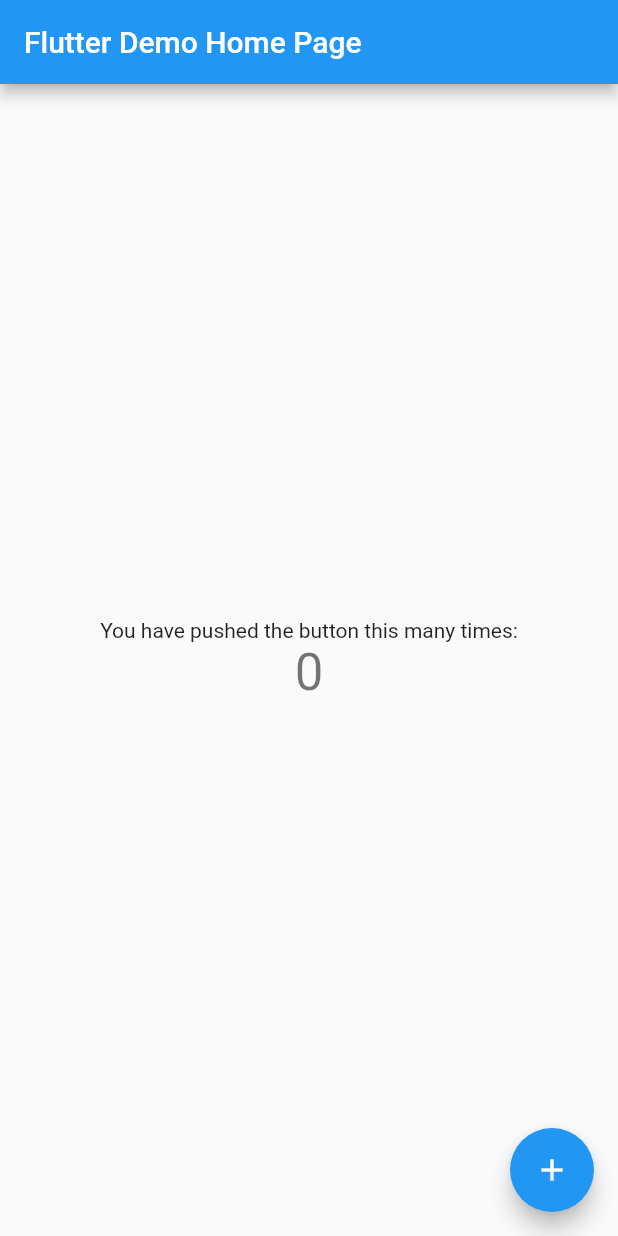
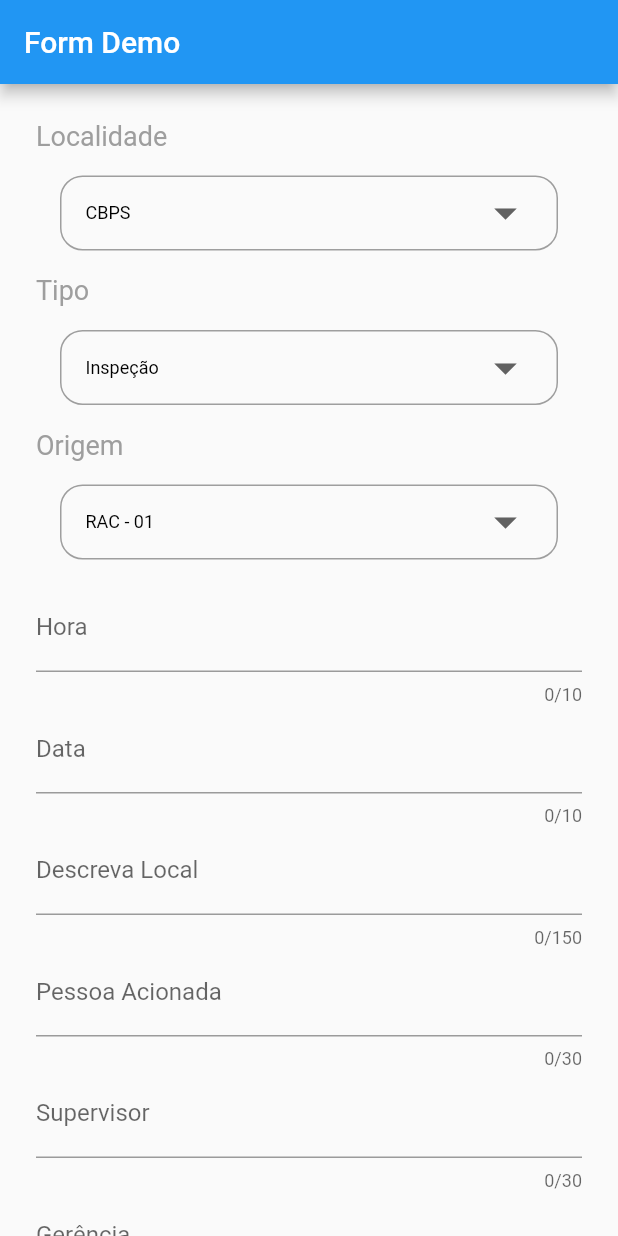
Before and after one commit to raavier/informe_eventos, a Flutter app: the screen it shows after launch, on a phone screen of 412 x 824 dp. Run offline on Flutter 3.47's test engine with Material 2 defaults, Android fonts, the phone set to English and light mode, and no system bars; our stand-ins replace share_plus.

Commit message:
commit do mvp pronto

```diff
--- /dev/null
+++ b/lib/home_page.dart
@@ -0,0 +1,467 @@
+import 'package:flutter/material.dart';
+import 'package:share_plus/share_plus.dart';
+
+class FormScreen extends StatefulWidget {
+  @override
+  State<StatefulWidget> createState() {
+    return FormScreenState();
+  }
+}
+
+class FormScreenState extends State<FormScreen> {
+  String _local = "CBPS";
+  String _tipo = "Inspeção";
+  String _origem = "RAC - 01";
+
+  String _date = '';
+  String _hora = '';
+  String _loca_2 = '';
+  String _pessoaAcionada = '';
+  String _supervisor = '';
+  String _gerencia = '';
+  String _desvio = '';
+  String _acao = '';
+  String _ref = '';
+  String _responsavel = '';
+  String _codSap = '';
+
+  String _msgCompartilhada = '';
+
+  final GlobalKey<FormState> _formKey = GlobalKey<FormState>();
+
+  String? valueChooseLocal;
+  List listItemLocal = ["CBPS", "TIG"];
+
+  Widget _buildLocal() {
+    return Column(
+      children: [
+        Align(
+          alignment: Alignment.centerLeft,
+          child: Container(
+            child: Text("Localidade",
+                style: TextStyle(color: Colors.grey, fontSize: 18)),
+          ),
+        ),
+        Padding(
+          padding: const EdgeInsets.all(16.0),
+          child: Container(
+            padding: const EdgeInsets.only(left: 16, right: 16),
+            decoration: BoxDecoration(
+                border: Border.all(color: Colors.grey, width: 1),
+                borderRadius: BorderRadius.circular(15)),
+            child: DropdownButton<String>(
+                value: _local,
+                onChanged: (String? newValue) {
+                  setState(() {
+                    _local = newValue!;
+                  });
+                },
+                hint: Text("Selecione Localidade: "),
+                dropdownColor: Colors.white,
+                icon: Icon(Icons.arrow_drop_down),
+                iconSize: 36,
+                isExpanded: true,
+                underline: SizedBox(),
+                style: TextStyle(color: Colors.black, fontSize: 12),
+                items: listItemLocal.map((valueItem) {
+                  return DropdownMenuItem<String>(
+                    value: valueItem,
+                    child: Text(valueItem),
+                  );
+                }).toList()),
+          ),
+        ),
+      ],
+    );
+  }
+
+  String? valueChooseTipo;
+  List listItemTipo = ["Inspeção", "Notificação", "Interdição"];
+
+  Widget _buildTipo() {
+    return Column(
+      children: [
+        Align(
+          alignment: Alignment.centerLeft,
+          child: Container(
+            child: Text("Tipo",
+                style: TextStyle(color: Colors.grey, fontSize: 18)),
+          ),
+        ),
+        Padding(
+          padding: const EdgeInsets.all(16.0),
+          child: Container(
+            padding: const EdgeInsets.only(left: 16, right: 16),
+            decoration: BoxDecoration(
+                border: Border.all(color: Colors.grey, width: 1),
+                borderRadius: BorderRadius.circular(15)),
+            child: DropdownButton<String>(
+                value: _tipo,
+                onChanged: (String? newValue) {
+                  setState(() {
+                    _tipo = newValue!;
+                  });
+                },
+                hint: Text("Selecione o tipo: "),
+                dropdownColor: Colors.white,
+                icon: Icon(Icons.arrow_drop_down),
+                iconSize: 36,
+                isExpanded: true,
+                underline: SizedBox(),
+                style: TextStyle(color: Colors.black, fontSize: 12),
+                items: listItemTipo.map((valueItem) {
+                  return DropdownMenuItem<String>(
+                    value: valueItem,
+                    child: Text(valueItem),
+                  );
+                }).toList()),
+          ),
+        ),
+      ],
+    );
+  }
+
+  String? valueChooseOrigem;
+  List listItemOrigem = [
+    "RAC - 01",
+    "PTS",
+    "Análise de Risco da Tarefa",
+    "Planejamento",
+    "Regra de Ouro",
+    "Outros"
+  ];
+
+  Widget _buildOrigem() {
+    return Column(
+      children: [
+        Align(
+          alignment: Alignment.centerLeft,
+          child: Container(
+            child: Text("Origem",
+                style: TextStyle(color: Colors.grey, fontSize: 18)),
+          ),
+        ),
+        Padding(
+          padding: const EdgeInsets.all(16.0),
+          child: Container(
+            padding: const EdgeInsets.only(left: 16, right: 16),
+            decoration: BoxDecoration(
+                border: Border.all(color: Colors.grey, width: 1),
+                borderRadius: BorderRadius.circular(15)),
+            child: DropdownButton<String>(
+                value: _origem,
+                onChanged: (String? newValue) {
+                  setState(() {
+                    _origem = newValue!;
+                  });
+                },
+                hint: Text("Selecione o tipo: "),
+                dropdownColor: Colors.white,
+                icon: Icon(Icons.arrow_drop_down),
+                iconSize: 36,
+                isExpanded: true,
+                underline: SizedBox(),
+                style: TextStyle(color: Colors.black, fontSize: 12),
+                items: listItemOrigem.map((valueItem) {
+                  return DropdownMenuItem<String>(
+                    value: valueItem,
+                    child: Text(valueItem),
+                  );
+                }).toList()),
+          ),
+        ),
+      ],
+    );
+  }
+
+  Widget _buildDate() {
+    return TextFormField(
+      decoration: InputDecoration(labelText: 'Data'),
+      maxLength: 10,
+      /* validator: (String? value) {
+        if (value!.isEmpty) {
+          return 'Name is Required';
+        }
+
+        return null;
+      }, */
+      onSaved: (String? value) {
+        _date = value!;
+      },
+    );
+  }
+
+  Widget _buildHora() {
+    return TextFormField(
+      decoration: InputDecoration(labelText: 'Hora'),
+      maxLength: 10,
+      /* validator: (String? value) {
+        if (value!.isEmpty) {
+          return 'Name is Required';
+        }
+
+        return null;
+      }, */
+      onSaved: (String? value) {
+        _hora = value!;
+      },
+    );
+  }
+
+  Widget _buildLocal_2() {
+    return TextFormField(
+      decoration: InputDecoration(labelText: 'Descreva Local'),
+      minLines: 1,
+      maxLines: 4,
+      keyboardType: TextInputType.multiline,
+      maxLength: 150,
+      /* validator: (String? value) {
+        if (value!.isEmpty) {
+          return 'Name is Required';
+        }
+
+        return null;
+      }, */
+      onSaved: (String? value) {
+        _loca_2 = value!;
+      },
+    );
+  }
+
+  Widget _buildPessoaAcionada() {
+    return TextFormField(
+      decoration: InputDecoration(labelText: 'Pessoa Acionada'),
+      maxLength: 30,
+      /* validator: (String? value) {
+        if (value!.isEmpty) {
+          return 'Name is Required';
+        }
+
+        return null;
+      }, */
+      onSaved: (String? value) {
+        _pessoaAcionada = value!;
+      },
+    );
+  }
+
+  Widget _buildSupervisor() {
+    return TextFormField(
+      decoration: InputDecoration(labelText: 'Supervisor'),
+      maxLength: 30,
+      /* validator: (String? value) {
+        if (value!.isEmpty) {
+          return 'Name is Required';
+        }
+
+        return null;
+      }, */
+      onSaved: (String? value) {
+        _supervisor = value!;
+      },
+    );
+  }
+
+  Widget _buildGerencia() {
+    return TextFormField(
+      decoration: InputDecoration(labelText: 'Gerência'),
+      maxLength: 30,
+      /* validator: (String? value) {
+        if (value!.isEmpty) {
+          return 'Name is Required';
+        }
+
+        return null;
+      }, */
+      onSaved: (String? value) {
+        _gerencia = value!;
+      },
+    );
+  }
+
+  Widget _buildDesvio() {
+    return TextFormField(
+      decoration: InputDecoration(labelText: 'Desvio'),
+      maxLength: 30,
+      /* validator: (String? value) {
+        if (value!.isEmpty) {
+          return 'Name is Required';
+        }
+
+        return null;
+      }, */
+      onSaved: (String? value) {
+        _desvio = value!;
+      },
+    );
+  }
+
+  Widget _buildAcao() {
+    return TextFormField(
+      decoration: InputDecoration(labelText: 'Ação Imediata'),
+      maxLength: 30,
+      /* validator: (String? value) {
+        if (value!.isEmpty) {
+          return 'Name is Required';
+        }
+
+        return null;
+      }, */
+      onSaved: (String? value) {
+        _acao = value!;
+      },
+    );
+  }
+
+  Widget _buildRef() {
+    return TextFormField(
+      decoration: InputDecoration(labelText: 'Ref. Técnica'),
+      maxLength: 30,
+      /* validator: (String? value) {
+        if (value!.isEmpty) {
+          return 'Name is Required';
+        }
+
+        return null;
+      }, */
+      onSaved: (String? value) {
+        _ref = value!;
+      },
+    );
+  }
+
+  Widget _buildCodSap() {
+    return TextFormField(
+      decoration: InputDecoration(labelText: 'Código SAP: '),
+      maxLength: 10,
+      /* validator: (String? value) {
+        if (value!.isEmpty) {
+          return 'Name is Required';
+        }
+
+        return null;
+      }, */
+      onSaved: (String? value) {
+        _codSap = value!;
+      },
+    );
+  }
+
+  Widget _buildResponsavel() {
+    return TextFormField(
+      decoration: InputDecoration(labelText: 'Responsável pela Inspeção'),
+      maxLength: 30,
+      /* validator: (String? value) {
+        if (value!.isEmpty) {
+          return 'Name is Required';
+        }
+
+        return null;
+      }, */
+      onSaved: (String? value) {
+        _responsavel = value!;
+      },
+    );
+  }
+
+  @override
+  Widget build(BuildContext context) {
+    return Scaffold(
+      appBar: AppBar(title: Text("Form Demo")),
+      body: SingleChildScrollView(
+        child: Container(
+          margin: EdgeInsets.all(24),
+          child: Form(
+            key: _formKey,
+            child: Column(
+              mainAxisAlignment: MainAxisAlignment.center,
+              children: <Widget>[
+                _buildLocal(),
+                _buildTipo(),
+                _buildOrigem(),
+                _buildHora(),
+                _buildDate(),
+                _buildLocal_2(),
+                _buildPessoaAcionada(),
+                _buildSupervisor(),
+                _buildGerencia(),
+                _buildDesvio(),
+                _buildAcao(),
+                _buildRef(),
+                _buildCodSap(),
+                _buildResponsavel(),
+                SizedBox(height: 100),
+                ElevatedButton(
+                  child: Text(
+                    'Compartilhar',
+                    style: TextStyle(color: Colors.white, fontSize: 16),
+                  ),
+                  onPressed: () {
+                    /*  if (!_formKey.currentState!.validate()) {
+                      return;
+                    } */
+
+                    _formKey.currentState!.save();
+                    _msgCompartilhada =
+                        "INFORME DE INSPEÇÃO DE SEGURANÇA | PORTOS SUL \n" +
+                            "Local: " +
+                            _local +
+                            "\nLocal Descritivo: " +
+                            _loca_2 +
+                            "\nTipo: " +
+                            _tipo +
+                            "\nOrigem: " +
+                            _origem +
+                            "\nData: " +
+                            _date +
+                            "\nHora: " +
+                            _hora +
+                            "\nPessoa Acionada: " +
+                            _pessoaAcionada +
+                            "\nSupervisor: " +
+                            _supervisor +
+                            "\nGerência: " +
+                            _gerencia +
+                            "\nDesvio: " +
+                            _desvio +
+                            "\nAção Imediata: " +
+                            _acao +
+                            "\nRef. Técnica: " +
+                            _ref +
+                            "\nCódigo SAP: " +
+                            _codSap +
+                            "\nResponsável pela Inspeção: " +
+                            _responsavel;
+                    Share.share(_msgCompartilhada);
+                    //print(_msgCompartilhada);
+                    /*
+                    print("1" + _local);
+                    print("2" + _tipo);
+                    print("3" + _origem);
+                    print("4" + _date);
+                    print("5" + _hora);
+                    print("6" + _loca_2);
+                    print("7" + _pessoaAcionada);
+                    print("8" + _supervisor);
+                    print("9" + _gerencia);
+                    print("10 " + _desvio);
+                    print("11 " + _acao);
+                    print("12 " + _ref);
+                    print("13 " + _responsavel); */
+                    /* print(_email);
+                    print(_phoneNumber);
+                    print(_url);
+                    print(_password);
+                    print(_calories); */
+
+                    //Send to API
+                  },
+                )
+              ],
+            ),
+          ),
+        ),
+      ),
+    );
+  }
+}
--- a/lib/main.dart
+++ b/lib/main.dart
@@ -1,113 +1,19 @@
 import 'package:flutter/material.dart';
+import 'home_page.dart';
 
 void main() {
   runApp(MyApp());
 }
 
 class MyApp extends StatelessWidget {
-  // This widget is the root of your application.
   @override
   Widget build(BuildContext context) {
     return MaterialApp(
       title: 'Flutter Demo',
       theme: ThemeData(
-        // This is the theme of your application.
-        //
-        // Try running your application with "flutter run". You'll see the
-        // application has a blue toolbar. Then, without quitting the app, try
-        // changing the primarySwatch below to Colors.green and then invoke
-        // "hot reload" (press "r" in the console where you ran "flutter run",
-        // or simply save your changes to "hot reload" in a Flutter IDE).
-        // Notice that the counter didn't reset back to zero; the application
-        // is not restarted.
         primarySwatch: Colors.blue,
       ),
-      home: MyHomePage(title: 'Flutter Demo Home Page'),
+      home: FormScreen(),
     );
   }
 }
-
-class MyHomePage extends StatefulWidget {
-  MyHomePage({Key? key, required this.title}) : super(key: key);
-
-  // This widget is the home page of your application. It is stateful, meaning
-  // that it has a State object (defined below) that contains fields that affect
-  // how it looks.
-
-  // This class is the configuration for the state. It holds the values (in this
-  // case the title) provided by the parent (in this case the App widget) and
-  // used by the build method of the State. Fields in a Widget subclass are
-  // always marked "final".
-
-  final String title;
-
-  @override
-  _MyHomePageState createState() => _MyHomePageState();
-}
-
-class _MyHomePageState extends State<MyHomePage> {
-  int _counter = 0;
-
-  void _incrementCounter() {
-    setState(() {
-      // This call to setState tells the Flutter framework that something has
-      // changed in this State, which causes it to rerun the build method below
-      // so that the display can reflect the updated values. If we changed
-      // _counter without calling setState(), then the build method would not be
-      // called again, and so nothing would appear to happen.
-      _counter++;
-    });
-  }
-
-  @override
-  Widget build(BuildContext context) {
-    // This method is rerun every time setState is called, for instance as done
-    // by the _incrementCounter method above.
-    //
-    // The Flutter framework has been optimized to make rerunning build methods
-    // fast, so that you can just rebuild anything that needs updating rather
-    // than having to individually change instances of widgets.
-    return Scaffold(
-      appBar: AppBar(
-        // Here we take the value from the MyHomePage object that was created by
-        // the App.build method, and use it to set our appbar title.
-        title: Text(widget.title),
-      ),
-      body: Center(
-        // Center is a layout widget. It takes a single child and positions it
-        // in the middle of the parent.
-        child: Column(
-          // Column is also a layout widget. It takes a list of children and
-          // arranges them vertically. By default, it sizes itself to fit its
-          // children horizontally, and tries to be as tall as its parent.
-          //
-          // Invoke "debug painting" (press "p" in the console, choose the
-          // "Toggle Debug Paint" action from the Flutter Inspector in Android
-          // Studio, or the "Toggle Debug Paint" command in Visual Studio Code)
-          // to see the wireframe for each widget.
-          //
-          // Column has various properties to control how it sizes itself and
-          // how it positions its children. Here we use mainAxisAlignment to
-          // center the children vertically; the main axis here is the vertical
-          // axis because Columns are vertical (the cross axis would be
-          // horizontal).
-          mainAxisAlignment: MainAxisAlignment.center,
-          children: <Widget>[
-            Text(
-              'You have pushed the button this many times:',
-            ),
-            Text(
-              '$_counter',
-              style: Theme.of(context).textTheme.headline4,
-            ),
-          ],
-        ),
-      ),
-      floatingActionButton: FloatingActionButton(
-        onPressed: _incrementCounter,
-        tooltip: 'Increment',
-        child: Icon(Icons.add),
-      ), // This trailing comma makes auto-formatting nicer for build methods.
-    );
-  }
-}
--- a/pubspec.yaml
+++ b/pubspec.yaml
@@ -32,7 +32,7 @@
 dev_dependencies:
   flutter_test:
     sdk: flutter
-
+  share_plus: ^2.0.3
 # For information on the generic Dart part of this file, see the
 # following page: https://dart.dev/tools/pub/pubspec
 
```
Also changed, not shown: firebase.json (added), pubspec.lock, 4 other files.
